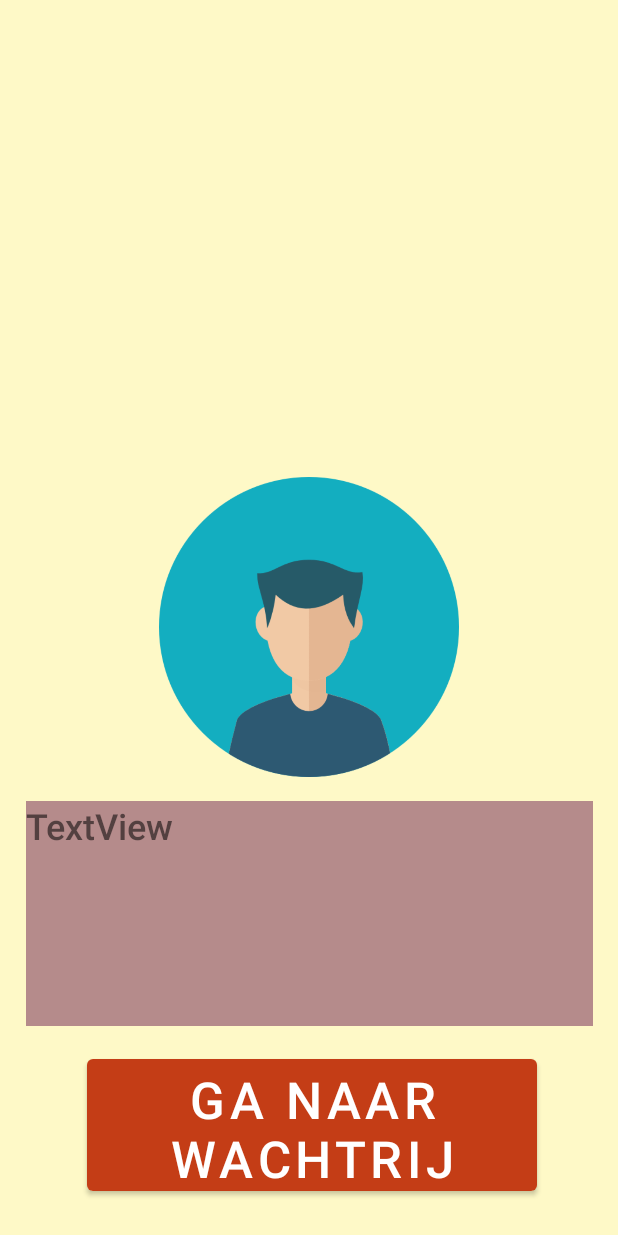
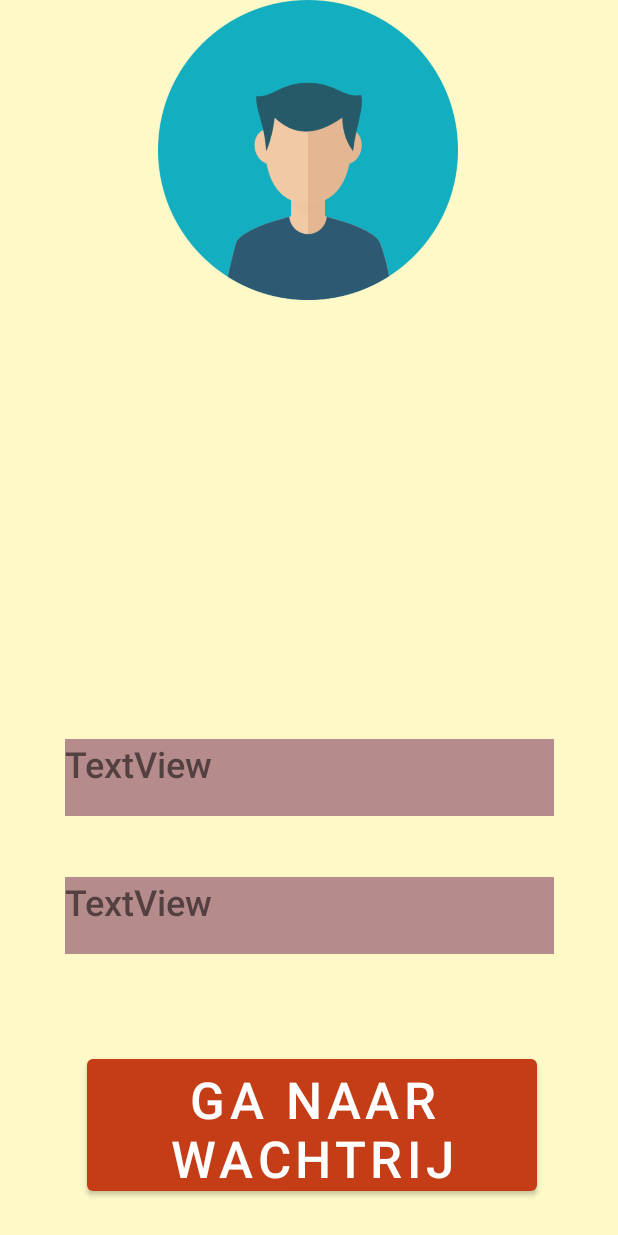
Before and after one commit to NielsLeest/proftaak_1-4_A1, an Android app: the layout activity_profile_view_screen.xml on its own in the app's theme, with its tools: preview values and no code run, on a phone screen of 412 x 824 dp. Run offline under Robolectric (Android 15) with nearby library versions, the phone set to English and light mode, and no system bars.

Commit message:
applicatie works a bit more

```diff
--- a/Bessties/app/src/main/java/com/company/bessties/Queue_Activity.java
+++ b/Bessties/app/src/main/java/com/company/bessties/Queue_Activity.java
@@ -7,6 +7,7 @@ import android.os.Bundle;
 import android.view.View;
 
 public class Queue_Activity extends AppCompatActivity {
+
 
     @Override
     protected void onCreate(Bundle savedInstanceState) {
--- a/Bessties/app/src/main/res/layout/activity_profile_view_screen.xml
+++ b/Bessties/app/src/main/res/layout/activity_profile_view_screen.xml
@@ -6,6 +6,21 @@
     android:layout_height="match_parent"
     android:background="#FEF9C7"
     tools:context=".ProfileView_Activity">
+
+    <TextView
+        android:id="@+id/ageField"
+        android:layout_width="326dp"
+        android:layout_height="51dp"
+        android:layout_marginStart="16dp"
+        android:layout_marginEnd="16dp"
+        android:layout_marginBottom="64dp"
+        android:background="#B58B8B"
+        android:text="TextView"
+        android:textSize="24dp"
+        app:layout_constraintBottom_toTopOf="@+id/button3"
+        app:layout_constraintEnd_toEndOf="parent"
+        app:layout_constraintHorizontal_bias="0.509"
+        app:layout_constraintStart_toStartOf="parent" />
 
     <Button
         android:id="@+id/button3"
@@ -21,12 +36,12 @@
         app:layout_constraintStart_toStartOf="parent" />
 
     <TextView
-        android:id="@+id/textView"
-        android:layout_width="378dp"
-        android:layout_height="150dp"
+        android:id="@+id/NameField"
+        android:layout_width="326dp"
+        android:layout_height="51dp"
         android:layout_marginStart="16dp"
         android:layout_marginEnd="16dp"
-        android:layout_marginBottom="16dp"
+        android:layout_marginBottom="156dp"
         android:background="#B58B8B"
         android:text="TextView"
         android:textSize="24dp"
@@ -38,9 +53,10 @@
         android:id="@+id/imageView"
         android:layout_width="200dp"
         android:layout_height="200dp"
-        android:layout_marginBottom="16dp"
-        app:layout_constraintBottom_toTopOf="@+id/textView"
+        android:layout_marginBottom="112dp"
+        app:layout_constraintBottom_toTopOf="@+id/fNameField"
         app:layout_constraintEnd_toEndOf="parent"
+        app:layout_constraintHorizontal_bias="0.497"
         app:layout_constraintStart_toStartOf="parent"
         app:srcCompat="@drawable/avatar_icon" />
 
```
Also changed, not shown: Bessties/app/src/main/java/com/company/bessties/LogIn_Activity.java (+6 -1 lines), Bessties/app/src/main/java/com/company/bessties/ProfileView_Activity.java (+34 -1 lines), Bessties/app/src/main/java/com/company/bessties/Scan_Activity.java (+5 -2 lines), Bessties/app/src/main/java/com/company/bessties/socket/Client.java (+52 -17 lines), Bessties/app/src/main/java/com/company/bessties/socket/SingleSocket.java (added, +30 -0 lines), 3 other files.
